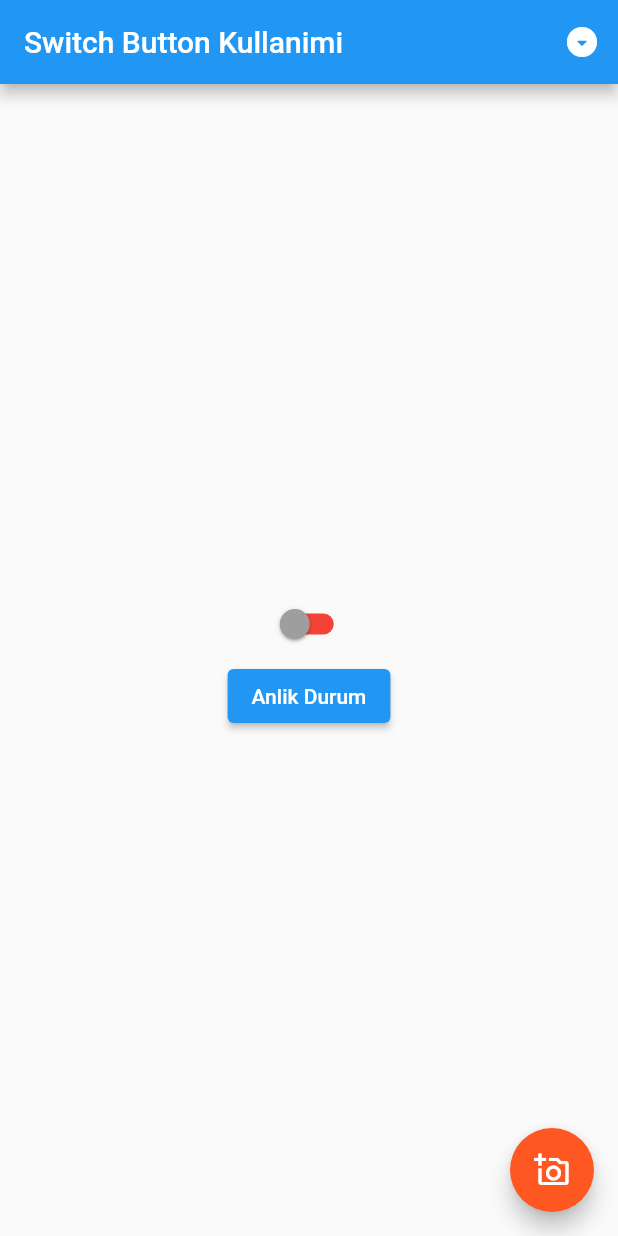
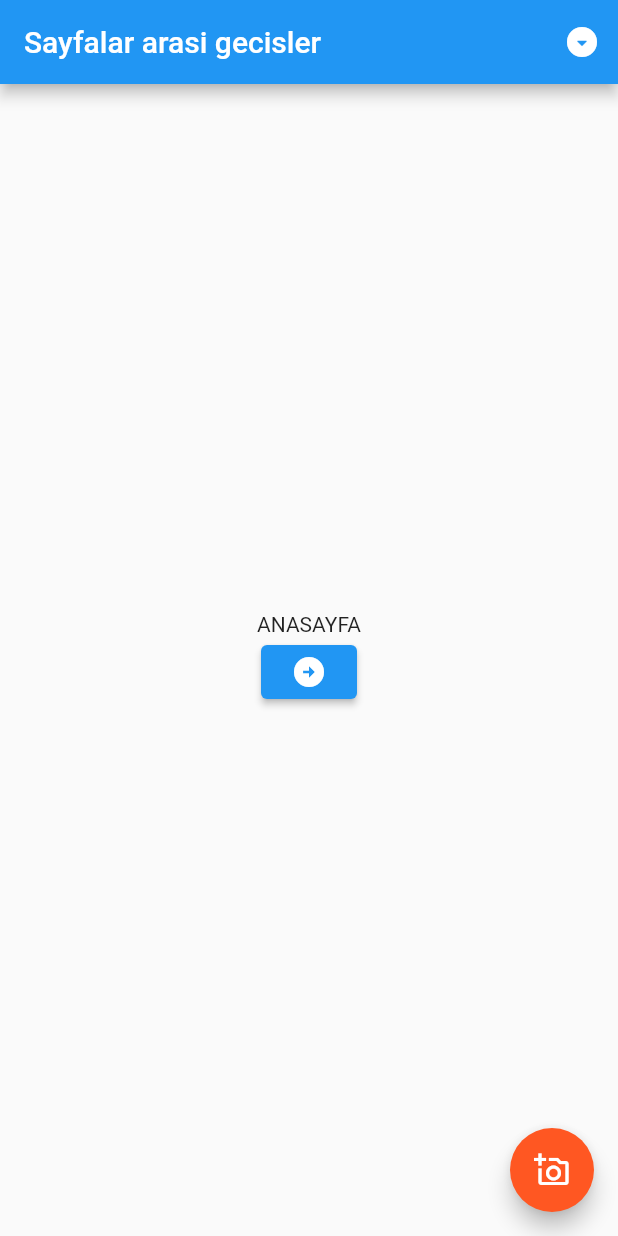
Before and after one commit to tahaturan/flutter_basis_widget, a Flutter app: the screen it shows after launch, on a phone screen of 412 x 824 dp. Run offline on Flutter 3.47's test engine with Material 2 defaults, Android fonts, the light colour scheme and no system bars.

Commit message:
Sayfalar arasi gecisler

```diff
--- a/lib/main.dart
+++ b/lib/main.dart
@@ -1,4 +1,5 @@
 import 'package:flutter/material.dart';
+import 'package:flutter_temel_widget/view/anasayfa.dart';
 import 'package:flutter_temel_widget/view/elevated_text_button.dart';
 import 'package:flutter_temel_widget/view/popup_menu.dart';
 import 'package:flutter_temel_widget/view/switch_button_kullanimi.dart';
@@ -29,10 +30,10 @@ class _MyAppState extends State<MyApp> {
       ),
       home: Scaffold(
         appBar: AppBar(
-          title: const Text("Switch Button Kullanimi"),
+          title: const Text("Sayfalar arasi gecisler"),
           actions: const [PopupMenuKullanimi()],
         ),
-        body: const SwitchButtonKullanimi(),
+        body: const AnaSayfa(),
         floatingActionButton: FloatingActionButton(
           onPressed: () {
             debugPrint("Fab 1 tiklandi");
--- /dev/null
+++ b/lib/view/anasayfa.dart
@@ -0,0 +1,20 @@
+import 'package:flutter/material.dart';
+import 'package:flutter_temel_widget/view/switch_button_kullanimi.dart';
+import 'package:flutter_temel_widget/widgets/buttons/sayfagecisbutton.dart';
+
+class AnaSayfa extends StatelessWidget {
+  const AnaSayfa({Key? key}) : super(key: key);
+
+  @override
+  Widget build(BuildContext context) {
+    return Center(
+      child: Column(
+        mainAxisAlignment: MainAxisAlignment.center,
+        children: [
+          const Text("ANASAYFA"),
+          GecisButton(sayfa: const SwitchButtonKullanimi())
+        ],
+      ),
+    );
+  }
+}
--- /dev/null
+++ b/lib/widgets/buttons/sayfagecisbutton.dart
@@ -0,0 +1,27 @@
+import 'package:flutter/material.dart';
+import 'package:flutter_temel_widget/view/anasayfa.dart';
+
+class GecisButton extends StatefulWidget {
+  Widget sayfa;
+
+  GecisButton({Key? key, required this.sayfa}) : super(key: key);
+
+  @override
+  State<GecisButton> createState() => _GecisButtonState();
+}
+
+class _GecisButtonState extends State<GecisButton> {
+  @override
+  Widget build(BuildContext context) {
+    return ElevatedButton(
+      onPressed: () {
+        Navigator.push(
+            context,
+            MaterialPageRoute(
+              builder: (context) => widget.sayfa,
+            ));
+      },
+      child: const Icon(Icons.arrow_circle_right),
+    );
+  }
+}
```
Also changed, not shown: lib/view/elevated_text_button.dart (+10 -1 lines), lib/view/image_widgets.dart (+6 -1 lines), lib/view/switch_button_kullanimi.dart (+9 -1 lines), assets/images/sayfagecis.gif (added), 1 other file.
